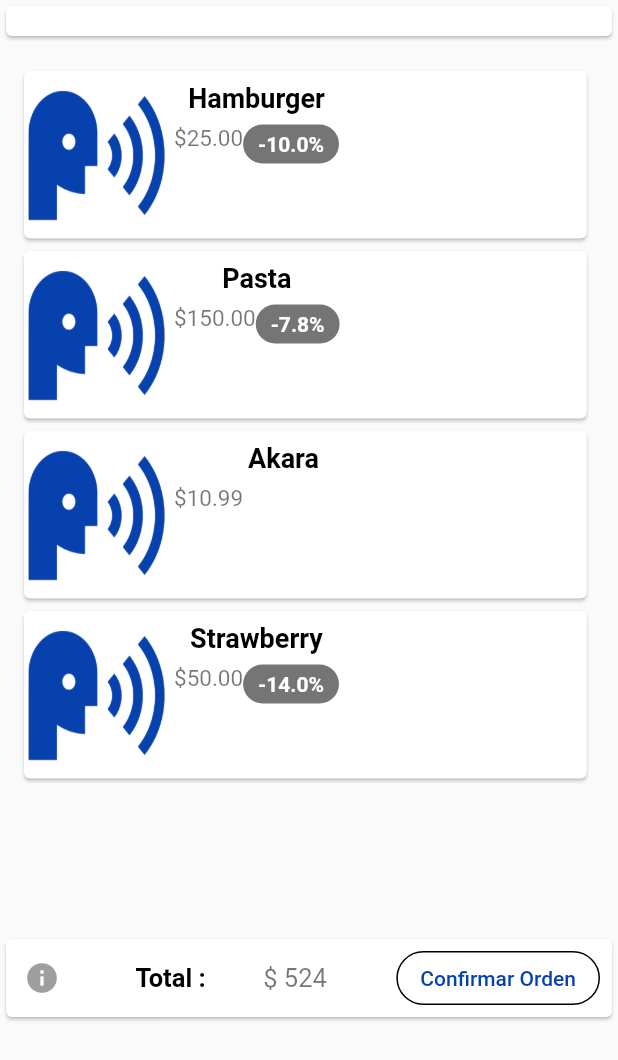
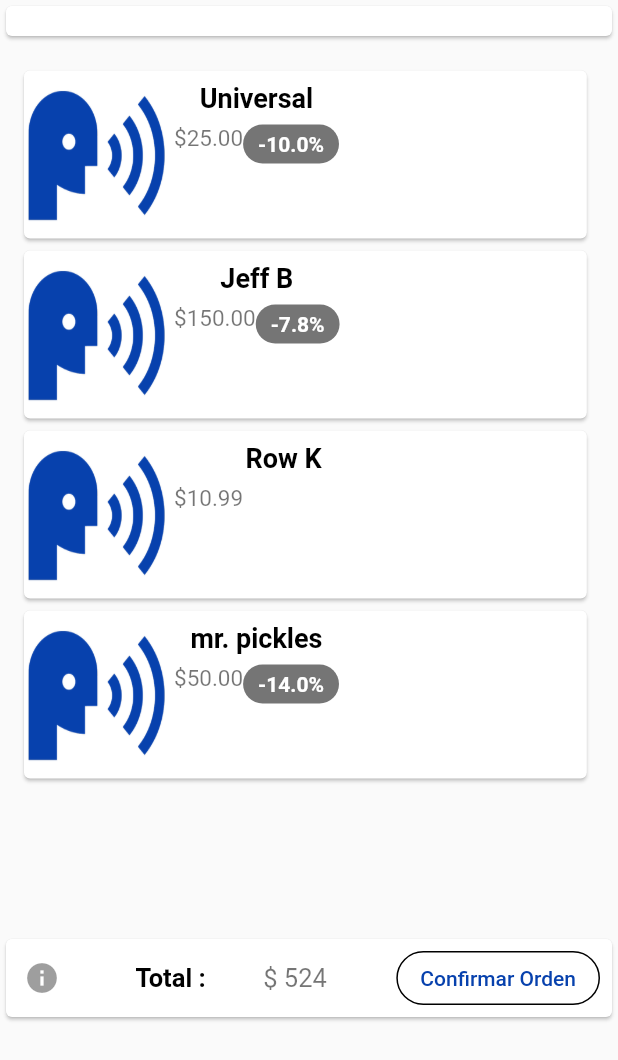
Before and after one commit to ValdrST/Morpheus, a Flutter app: the Cart screen opened by its route, on a phone screen of 412 x 824 dp. Shown: the top 1060 px of the screen. Run offline on Flutter 3.47's test engine with Material 2 defaults, Android fonts, the phone set to English and light mode, and no system bars; our stand-ins replace page_transition, smooth_star_rating.

```diff
--- a/aplicacion/morpheus/lib/src/screens/Cart.dart
+++ b/aplicacion/morpheus/lib/src/screens/Cart.dart
@@ -14,7 +14,7 @@ class Cart extends StatefulWidget {
 class _CartState extends State<Cart> {
   List<Product> itemList = [
     Product(
-        name: "Hamburger",
+        name: "Universal",
         image: "images/morpheus_simple.png",
         price: "\$25.00",
         monthPrice: "\$2.50",
@@ -22,7 +22,7 @@ class _CartState extends State<Cart> {
         userLiked: true,
         discount: 10),
     Product(
-        name: "Pasta",
+        name: "Jeff B",
         image: "images/morpheus_simple.png",
         price: "\$150.00",
         monthPrice: "\$1.50",
@@ -30,7 +30,7 @@ class _CartState extends State<Cart> {
         userLiked: false,
         discount: 7.8),
     Product(
-      name: "Akara",
+      name: "Row K",
       image: 'images/morpheus_simple.png',
       price: '\$10.99',
       monthPrice: "\$1.09",
@@ -38,7 +38,7 @@ class _CartState extends State<Cart> {
       userLiked: false,
     ),
     Product(
-        name: "Strawberry",
+        name: "mr. pickles",
         image: "images/morpheus_simple.png",
         price: '\$50.00',
         monthPrice: "\$5.00",
```
Also changed, not shown: aplicacion/morpheus/lib/src/screens/Morphear.dart (+34 -2 lines), aplicacion/morpheus/lib/src/shared/buttons.dart (+11 -0 lines).
